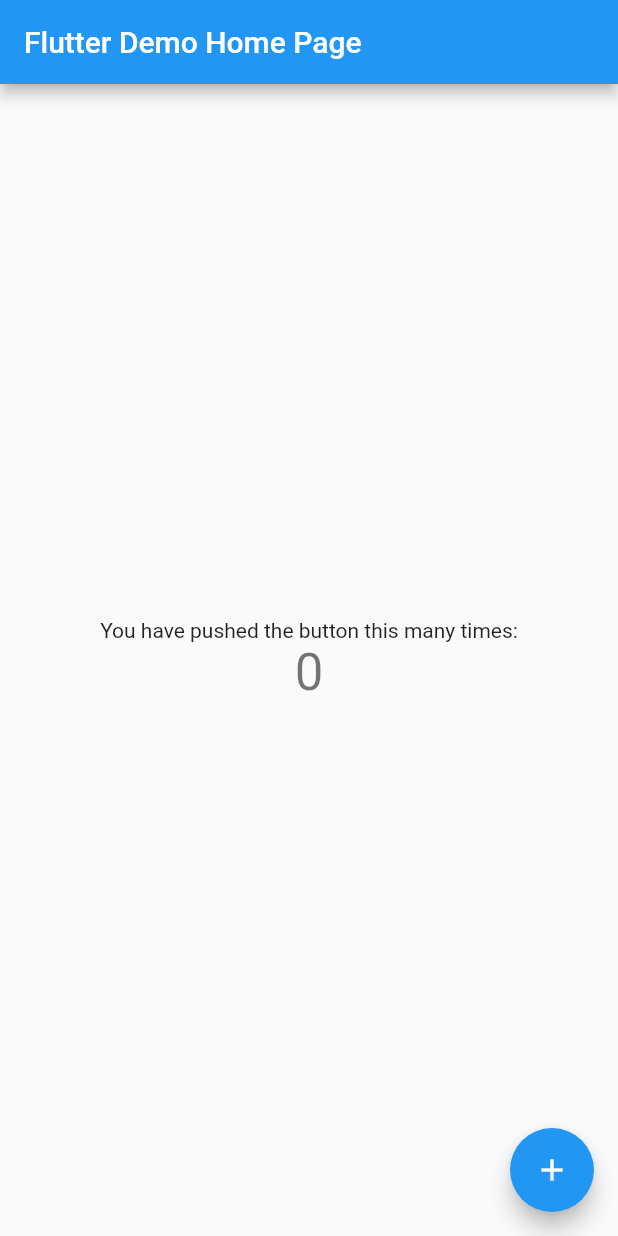
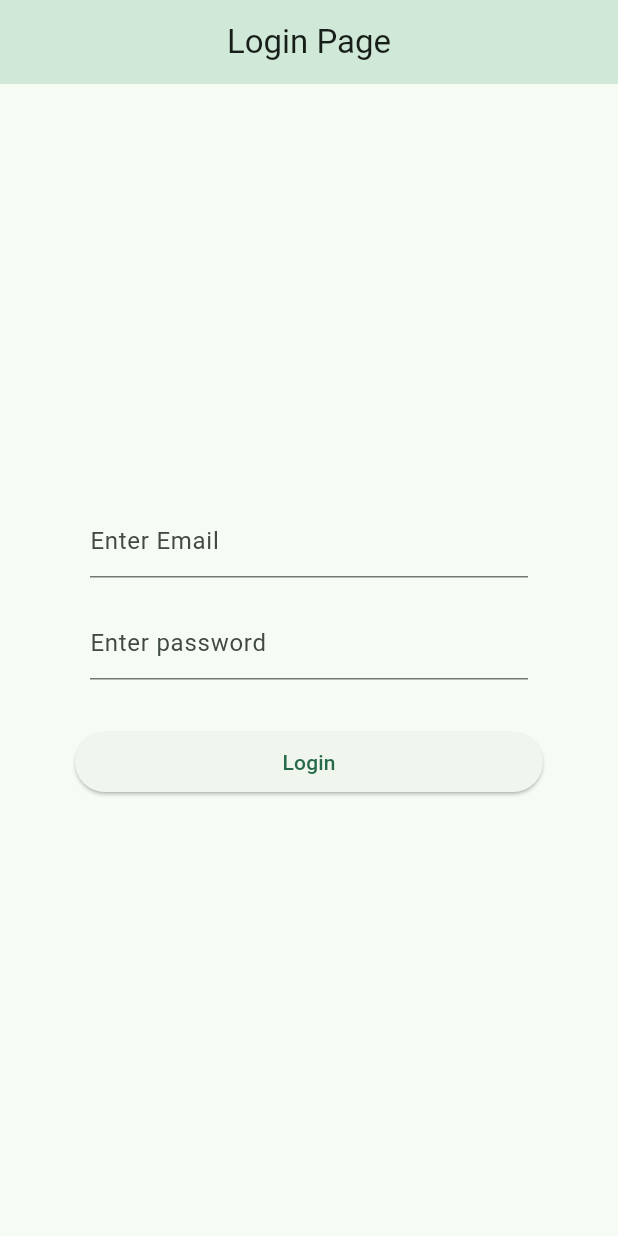
Before and after one commit to Shiddeshwaran-Selvarasu/student_record_mangement, a Flutter app: the screen it shows after launch, on a phone screen of 412 x 824 dp. Run offline on Flutter 3.47's test engine with Material 2 defaults, Android fonts, the phone set to English and light mode, and no system bars; our stand-ins replace cloud_firestore, connectivity, email_validator, firebase_auth, firebase_core, fluttertoast; accounts and stored records are empty.

Commit message:
Implemented Email login with firebase auth

```diff
--- a/lib/main.dart
+++ b/lib/main.dart
@@ -1,115 +1,64 @@
 import 'package:flutter/material.dart';
+import 'package:firebase_core/firebase_core.dart';
+import 'package:firebase_auth/firebase_auth.dart';
+import 'package:provider/provider.dart';
 
-void main() {
+import './pages/home_page.dart';
+import './pages/login_page.dart';
+import './utils/signinprovider.dart';
+import './firebase_options.dart';
+
+void main() async {
+  WidgetsFlutterBinding.ensureInitialized();
+  await Firebase.initializeApp(
+    options: DefaultFirebaseOptions.currentPlatform,
+  );
   runApp(const MyApp());
 }
 
 class MyApp extends StatelessWidget {
-  const MyApp({super.key});
+  const MyApp({Key? key}) : super(key: key);
 
-  // This widget is the root of your application.
   @override
   Widget build(BuildContext context) {
     return MaterialApp(
-      title: 'Flutter Demo',
       theme: ThemeData(
-        // This is the theme of your application.
-        //
-        // Try running your application with "flutter run". You'll see the
-        // application has a blue toolbar. Then, without quitting the app, try
-        // changing the primarySwatch below to Colors.green and then invoke
-        // "hot reload" (press "r" in the console where you ran "flutter run",
-        // or simply save your changes to "hot reload" in a Flutter IDE).
-        // Notice that the counter didn't reset back to zero; the application
-        // is not restarted.
-        primarySwatch: Colors.blue,
+        useMaterial3: true,
+        colorScheme: ColorScheme.fromSeed(
+          seedColor: Colors.greenAccent,
+          brightness: Brightness.light,
+        ),
       ),
-      home: const MyHomePage(title: 'Flutter Demo Home Page'),
+      themeMode: ThemeMode.light,
+      darkTheme: ThemeData(
+        useMaterial3: true,
+        colorScheme: ColorScheme.fromSeed(
+          seedColor: Colors.green,
+          brightness: Brightness.dark,
+        ),
+      ),
+      debugShowCheckedModeBanner: false,
+      home: Scaffold(
+        backgroundColor: Theme.of(context).colorScheme.background,
+        body: ChangeNotifierProvider(
+          create: (context) => EmailSignIn(),
+          child: StreamBuilder(
+            stream: FirebaseAuth.instance.authStateChanges(),
+            builder: (context, snapshot) {
+              final provider = Provider.of<EmailSignIn>(context);
+              if (provider.isSigningIn) {
+                return const Center(
+                  child: CircularProgressIndicator(),
+                );
+              } else if (snapshot.hasData) {
+                return const HomePage();
+              } else {
+                return const LoginPage();
+              }
+            },
+          ),
+        ),
+      ),
     );
   }
 }
-
-class MyHomePage extends StatefulWidget {
-  const MyHomePage({super.key, required this.title});
-
-  // This widget is the home page of your application. It is stateful, meaning
-  // that it has a State object (defined below) that contains fields that affect
-  // how it looks.
-
-  // This class is the configuration for the state. It holds the values (in this
-  // case the title) provided by the parent (in this case the App widget) and
-  // used by the build method of the State. Fields in a Widget subclass are
-  // always marked "final".
-
-  final String title;
-
-  @override
-  State<MyHomePage> createState() => _MyHomePageState();
-}
-
-class _MyHomePageState extends State<MyHomePage> {
-  int _counter = 0;
-
-  void _incrementCounter() {
-    setState(() {
-      // This call to setState tells the Flutter framework that something has
-      // changed in this State, which causes it to rerun the build method below
-      // so that the display can reflect the updated values. If we changed
-      // _counter without calling setState(), then the build method would not be
-      // called again, and so nothing would appear to happen.
-      _counter++;
-    });
-  }
-
-  @override
-  Widget build(BuildContext context) {
-    // This method is rerun every time setState is called, for instance as done
-    // by the _incrementCounter method above.
-    //
-    // The Flutter framework has been optimized to make rerunning build methods
-    // fast, so that you can just rebuild anything that needs updating rather
-    // than having to individually change instances of widgets.
-    return Scaffold(
-      appBar: AppBar(
-        // Here we take the value from the MyHomePage object that was created by
-        // the App.build method, and use it to set our appbar title.
-        title: Text(widget.title),
-      ),
-      body: Center(
-        // Center is a layout widget. It takes a single child and positions it
-        // in the middle of the parent.
-        child: Column(
-          // Column is also a layout widget. It takes a list of children and
-          // arranges them vertically. By default, it sizes itself to fit its
-          // children horizontally, and tries to be as tall as its parent.
-          //
-          // Invoke "debug painting" (press "p" in the console, choose the
-          // "Toggle Debug Paint" action from the Flutter Inspector in Android
-          // Studio, or the "Toggle Debug Paint" command in Visual Studio Code)
-          // to see the wireframe for each widget.
-          //
-          // Column has various properties to control how it sizes itself and
-          // how it positions its children. Here we use mainAxisAlignment to
-          // center the children vertically; the main axis here is the vertical
-          // axis because Columns are vertical (the cross axis would be
-          // horizontal).
-          mainAxisAlignment: MainAxisAlignment.center,
-          children: <Widget>[
-            const Text(
-              'You have pushed the button this many times:',
-            ),
-            Text(
-              '$_counter',
-              style: Theme.of(context).textTheme.headline4,
-            ),
-          ],
-        ),
-      ),
-      floatingActionButton: FloatingActionButton(
-        onPressed: _incrementCounter,
-        tooltip: 'Increment',
-        child: const Icon(Icons.add),
-      ), // This trailing comma makes auto-formatting nicer for build methods.
-    );
-  }
-}
--- /dev/null
+++ b/lib/pages/login_page.dart
@@ -0,0 +1,96 @@
+import 'package:flutter/material.dart';
+import 'package:provider/provider.dart';
+import 'package:email_validator/email_validator.dart';
+import 'package:student_record_mangement/utils/signinprovider.dart';
+
+class LoginPage extends StatefulWidget {
+  const LoginPage({Key? key}) : super(key: key);
+
+  @override
+  State<LoginPage> createState() => _LoginPageState();
+}
+
+class _LoginPageState extends State<LoginPage> {
+  TextEditingController email = TextEditingController();
+  TextEditingController password = TextEditingController();
+  String? emailError;
+  String? passError;
+
+  @override
+  Widget build(BuildContext context) {
+    final provider = Provider.of<EmailSignIn>(context,listen: false);
+    return Scaffold(
+      appBar: AppBar(
+        centerTitle: true,
+        title: const Text('Login Page'),
+        backgroundColor: Theme.of(context).colorScheme.secondaryContainer,
+      ),
+      backgroundColor: Theme.of(context).colorScheme.background,
+      body: Column(
+        mainAxisSize: MainAxisSize.max,
+        mainAxisAlignment: MainAxisAlignment.center,
+        crossAxisAlignment: CrossAxisAlignment.center,
+        children: [
+          Padding(
+            padding: const EdgeInsets.symmetric(horizontal: 60, vertical: 10),
+            child: TextField(
+              controller: email,
+              decoration: InputDecoration(
+                hintText: 'Enter Email',
+                errorText: emailError,
+              ),
+              keyboardType: TextInputType.emailAddress,
+              autofillHints: const [AutofillHints.email],
+              onChanged: (text) {
+                setState(() {
+                  if (EmailValidator.validate(text)) {
+                    emailError = null;
+                  } else {
+                    emailError = 'Enter a Valid Email';
+                  }
+                });
+              },
+            ),
+          ),
+          Padding(
+            padding: const EdgeInsets.symmetric(horizontal: 60, vertical: 10),
+            child: TextField(
+              controller: password,
+              decoration: InputDecoration(
+                hintText: 'Enter password',
+                errorText: passError,
+              ),
+              obscureText: true,
+              enableSuggestions: false,
+              autocorrect: false,
+              autofillHints: const [AutofillHints.newPassword],
+              onChanged: (text) {
+                setState(() {
+                  if (text.length >= 8) {
+                    passError = null;
+                  } else {
+                    passError = 'Enter At least 8 characters';
+                  }
+                });
+              },
+              keyboardType: TextInputType.visiblePassword,
+            ),
+          ),
+          SizedBox(
+            width: MediaQuery.of(context).size.width,
+            height: 90,
+            child: Padding(
+              padding: const EdgeInsets.symmetric(horizontal: 50, vertical: 25),
+              child: ElevatedButton(
+                onPressed: () {
+                  provider.loginWithEmailPassword(email.value.text, password.value.text);
+                },
+                child: const Text('Login'),
+              ),
+            ),
+          )
+        ],
+      ),
+    );
+  }
+}
--- /dev/null
+++ b/lib/utils/signinprovider.dart
@@ -0,0 +1,63 @@
+import 'package:cloud_firestore/cloud_firestore.dart';
+import 'package:connectivity/connectivity.dart';
+import 'package:firebase_auth/firebase_auth.dart';
+import 'package:flutter/material.dart';
+import 'package:fluttertoast/fluttertoast.dart';
+
+class EmailSignIn extends ChangeNotifier {
+  void _showToast(String text) {
+    Fluttertoast.showToast(
+      msg: text,
+      backgroundColor: Colors.greenAccent,
+      webBgColor: const Color(0xFFE8F5E9),
+      gravity: ToastGravity.BOTTOM,
+      toastLength: Toast.LENGTH_LONG,
+      timeInSecForIosWeb: 2,
+    );
+  }
+
+  bool _isSigningIn = true;
+
+  EmailSignIn() {
+    _isSigningIn = false;
+  }
+
+  bool get isSigningIn => _isSigningIn;
+
+  set isSigningIn(bool isSigningIn) {
+    _isSigningIn = isSigningIn;
+    notifyListeners();
+  }
+
+  Future<void> loginWithEmailPassword(String email, String password) async {
+    var connectionStatus = await Connectivity().checkConnectivity();
+    if (connectionStatus == ConnectivityResult.none) {
+      _showToast('No Internet! Check your connection');
+      return;
+    }
+
+    isSigningIn = true;
+
+    try {
+      await FirebaseAuth.instance.signInWithEmailAndPassword(
+        email: email,
+        password: password,
+      );
+      _showToast('Identity Verified. Logging in..');
+    } on FirebaseAuthException catch (e) {
+      if (e.code == 'user-not-found') {
+        _showToast('No user found for the given email.');
+      } else if (e.code == 'wrong-password') {
+        _showToast('Wrong password');
+      }
+    }
+
+    isSigningIn = false;
+  }
+
+  void logout() async {
+    isSigningIn = true;
+    await FirebaseAuth.instance.signOut();
+    isSigningIn = false;
+  }
+}
```
Also changed, not shown: lib/model/user_models.dart (added, +43 -0 lines), lib/pages/home_page.dart (added, +31 -0 lines), pubspec.yaml (+8 -0 lines), lib/firebase_options.dart (added), pubspec.lock, 1 other file.
